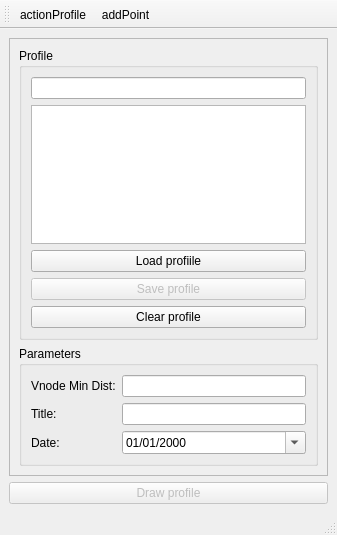
Above: core/ui/toolbars/utilities/profile.ui from ibergis/ibergis_qgis_plugin before the change. Below: the same form after it.
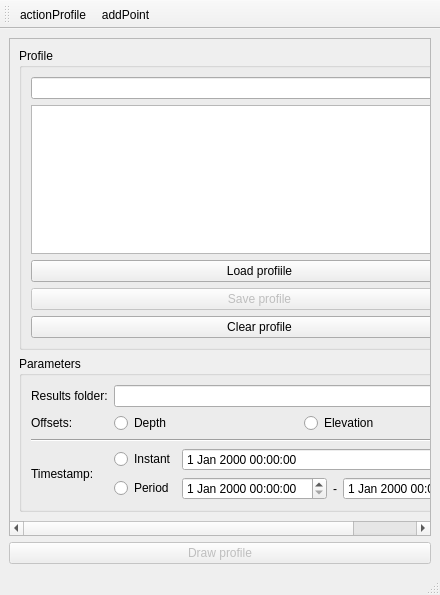
That is the form after the change. Icons and pictures are not drawn. Custom widgets are drawn as their Qt base class.

Commit message: refactor(profile): make ProfilePlotter class & add widgets to dialog

Diff of the .ui file:
```diff
--- a/core/ui/toolbars/utilities/profile.ui
+++ b/core/ui/toolbars/utilities/profile.ui
@@ -6,14 +6,14 @@
    <rect>
     <x>0</x>
     <y>0</y>
-    <width>337</width>
-    <height>535</height>
+    <width>440</width>
+    <height>595</height>
    </rect>
   </property>
   <property name="minimumSize">
    <size>
-    <width>238</width>
-    <height>339</height>
+    <width>440</width>
+    <height>480</height>
    </size>
   </property>
   <property name="windowTitle">
@@ -31,70 +31,11 @@
         <rect>
          <x>0</x>
          <y>0</y>
-         <width>292</width>
-         <height>420</height>
+         <width>420</width>
+         <height>490</height>
         </rect>
        </property>
        <layout class="QGridLayout" name="gridLayout">
-        <item row="1" column="0">
-         <widget class="QGroupBox" name="grb_composer">
-          <property name="title">
-           <string>Parameters</string>
-          </property>
-          <layout class="QGridLayout" name="gridLayout_3">
-           <item row="3" column="0">
-            <widget class="QLabel" name="lbl_title">
-             <property name="toolTip">
-              <string>Profile title to be displayed</string>
-             </property>
-             <property name="text">
-              <string>Title:</string>
-             </property>
-            </widget>
-           </item>
-           <item row="6" column="1">
-            <widget class="QDateEdit" name="date">
-             <property name="displayFormat">
-              <string>dd/MM/yyyy</string>
-             </property>
-             <property name="calendarPopup">
-              <bool>true</bool>
-             </property>
-            </widget>
-           </item>
-           <item row="6" column="0">
-            <widget class="QLabel" name="lbl_date">
-             <property name="toolTip">
-              <string>Date to be displayed</string>
-             </property>
-             <property name="text">
-              <string>Date:</string>
-             </property>
-            </widget>
-           </item>
-           <item row="3" column="1">
-            <widget class="QLineEdit" name="txt_title"/>
-           </item>
-           <item row="0" column="1">
-            <widget class="QLineEdit" name="txt_min_distance">
-             <property name="text">
-              <string/>
-             </property>
-            </widget>
-           </item>
-           <item row="0" column="0">
-            <widget class="QLabel" name="lbl_min_distance">
-             <property name="toolTip">
-              <string>Minimum distance between vnodes to be displayed</string>
-             </property>
-             <property name="text">
-              <string>Vnode Min Dist:</string>
-             </property>
-            </widget>
-           </item>
-          </layout>
-         </widget>
-        </item>
         <item row="0" column="0">
          <widget class="QGroupBox" name="grb_profile">
           <property name="title">
@@ -138,6 +79,130 @@
           </layout>
          </widget>
         </item>
+        <item row="1" column="0">
+         <widget class="QGroupBox" name="grb_composer">
+          <property name="title">
+           <string>Parameters</string>
+          </property>
+          <layout class="QGridLayout" name="gridLayout_3">
+           <item row="6" column="0">
+            <widget class="QLabel" name="lbl_offsets">
+             <property name="toolTip">
+              <string>Date to be displayed</string>
+             </property>
+             <property name="text">
+              <string>Offsets:</string>
+             </property>
+            </widget>
+           </item>
+           <item row="0" column="0">
+            <widget class="QLabel" name="lbl_results_folder">
+             <property name="toolTip">
+              <string>Minimum distance between vnodes to be displayed</string>
+             </property>
+             <property name="text">
+              <string>Results folder:</string>
+             </property>
+            </widget>
+           </item>
+           <item row="0" column="1" colspan="4">
+            <widget class="QLineEdit" name="txt_results_folder">
+             <property name="text">
+              <string/>
+             </property>
+            </widget>
+           </item>
+           <item row="6" column="1" colspan="4">
+            <layout class="QHBoxLayout" name="horizontalLayout">
+             <item>
+              <widget class="QRadioButton" name="rb_depth">
+               <property name="text">
+                <string>Depth</string>
+               </property>
+              </widget>
+             </item>
+             <item>
+              <widget class="QRadioButton" name="rb_elevation">
+               <property name="text">
+                <string>Elevation</string>
+               </property>
+              </widget>
+             </item>
+            </layout>
+           </item>
+           <item row="8" column="1">
+            <widget class="QRadioButton" name="rb_instant">
+             <property name="text">
+              <string>Instant</string>
+             </property>
+            </widget>
+           </item>
+           <item row="9" column="1">
+            <widget class="QRadioButton" name="rb_period">
+             <property name="text">
+              <string>Period</string>
+             </property>
+            </widget>
+           </item>
+           <item row="9" column="3">
+            <widget class="QLabel" name="lbl_period_sep">
+             <property name="sizePolicy">
+              <sizepolicy hsizetype="Minimum" vsizetype="Preferred">
+               <horstretch>0</horstretch>
+               <verstretch>0</verstretch>
+              </sizepolicy>
+             </property>
+             <property name="text">
+              <string>-</string>
+             </property>
+             <property name="alignment">
+              <set>Qt::AlignCenter</set>
+             </property>
+            </widget>
+           </item>
+           <item row="8" column="0" rowspan="2">
+            <widget class="QLabel" name="lbl_timestamp">
+             <property name="toolTip">
+              <string>Profile title to be displayed</string>
+             </property>
+             <property name="text">
+              <string>Timestamp:</string>
+             </property>
+            </widget>
+           </item>
+           <item row="7" column="0" colspan="5">
+            <widget class="Line" name="line">
+             <property name="orientation">
+              <enum>Qt::Horizontal</enum>
+             </property>
+            </widget>
+           </item>
+           <item row="8" column="2" colspan="3">
+            <widget class="QgsDateTimeEdit" name="dtm_instant"/>
+           </item>
+           <item row="9" column="2">
+            <widget class="QgsDateTimeEdit" name="dtm_start">
+             <property name="sizePolicy">
+              <sizepolicy hsizetype="MinimumExpanding" vsizetype="Fixed">
+               <horstretch>0</horstretch>
+               <verstretch>0</verstretch>
+              </sizepolicy>
+             </property>
+            </widget>
+           </item>
+           <item row="9" column="4">
+            <widget class="QgsDateTimeEdit" name="dtm_end">
+             <property name="sizePolicy">
+              <sizepolicy hsizetype="MinimumExpanding" vsizetype="Fixed">
+               <horstretch>0</horstretch>
+               <verstretch>0</verstretch>
+              </sizepolicy>
+             </property>
+            </widget>
+           </item>
+          </layout>
+         </widget>
+        </item>
        </layout>
       </widget>
      </widget>
@@ -201,6 +266,13 @@
    </property>
   </action>
  </widget>
+ <customwidgets>
+  <customwidget>
+   <class>QgsDateTimeEdit</class>
+   <extends>QDateTimeEdit</extends>
+   <header>qgsdatetimeedit.h</header>
+  </customwidget>
+ </customwidgets>
  <tabstops>
   <tabstop>scrollArea</tabstop>
   <tabstop>txt_profile_id</tabstop>
```
Left out of the diff: 4 changed lines with no effect on the pictures. The commit also changes 2 other files.
